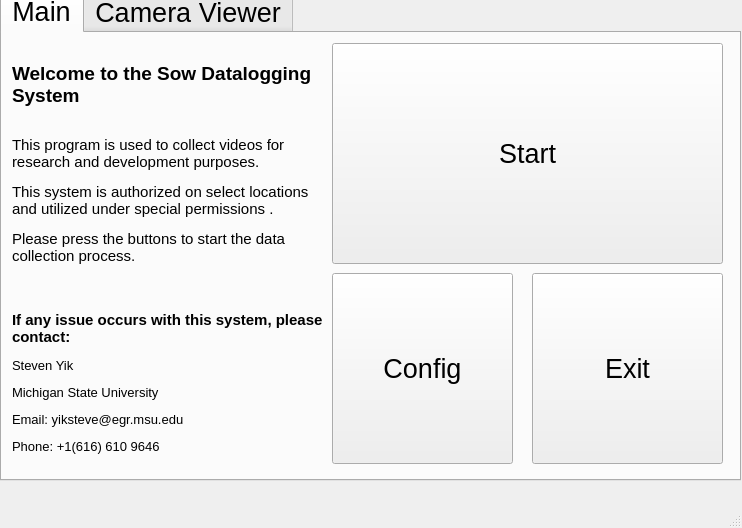
First picture: the form in src/mainwindow.ui, repository BenJacques/simkit.kinect, before the edit.
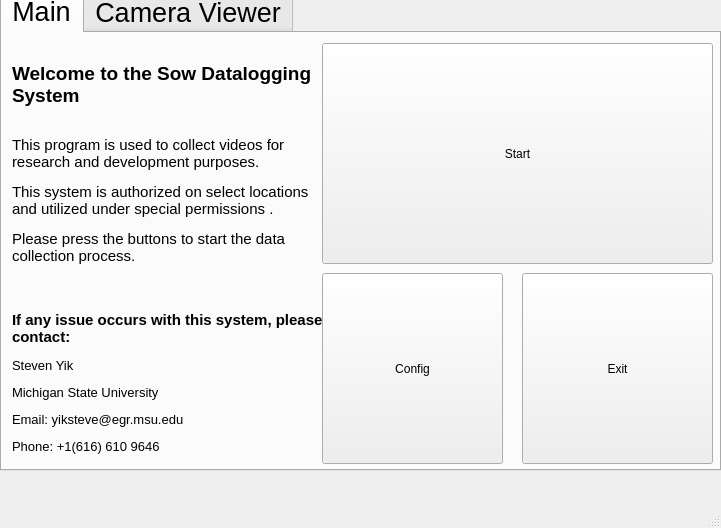
Second picture: the form after the edit.

Commit message: Made focus buttons easier to see.

Patch:
```diff
--- a/src/mainwindow.ui
+++ b/src/mainwindow.ui
@@ -9,7 +9,7 @@
    <rect>
     <x>0</x>
     <y>0</y>
-    <width>742</width>
+    <width>721</width>
     <height>528</height>
    </rect>
   </property>
@@ -27,8 +27,8 @@
      <rect>
       <x>0</x>
       <y>-10</y>
-      <width>741</width>
-      <height>491</height>
+      <width>721</width>
+      <height>481</height>
      </rect>
     </property>
     <property name="sizePolicy">
@@ -53,12 +53,21 @@
      <widget class="QPushButton" name="pushButton_Config">
       <property name="geometry">
        <rect>
-        <x>330</x>
+        <x>320</x>
         <y>240</y>
         <width>181</width>
         <height>191</height>
        </rect>
       </property>
+      <property name="styleSheet">
+       <string notr="true">QPushButton {
+	font: 20pt &quot;Ubuntu&quot;;
+}
+QPushButton:focus {
+    background-color: rgb(114, 159, 207);
+	font: 20pt &quot;Ubuntu&quot;;
+}</string>
+      </property>
       <property name="text">
        <string>Config</string>
       </property>
@@ -66,7 +75,7 @@
      <widget class="QPushButton" name="pushButton_Start">
       <property name="geometry">
        <rect>
-        <x>330</x>
+        <x>320</x>
         <y>10</y>
         <width>391</width>
         <height>221</height>
@@ -75,6 +84,15 @@
       <property name="autoFillBackground">
        <bool>false</bool>
       </property>
+      <property name="styleSheet">
+       <string notr="true">QPushButton {
+	font: 20pt &quot;Ubuntu&quot;;
+}
+QPushButton:focus {
+    background-color: rgb(114, 159, 207);
+	font: 20pt &quot;Ubuntu&quot;;
+}</string>
+      </property>
       <property name="text">
        <string>Start</string>
       </property>
@@ -82,12 +100,21 @@
      <widget class="QPushButton" name="pushButton_Exit">
       <property name="geometry">
        <rect>
-        <x>530</x>
+        <x>520</x>
         <y>240</y>
         <width>191</width>
         <height>191</height>
        </rect>
       </property>
+      <property name="styleSheet">
+       <string notr="true">QPushButton {
+	font: 20pt &quot;Ubuntu&quot;;
+}
+QPushButton:focus {
+    background-color: rgb(114, 159, 207);
+	font: 20pt &quot;Ubuntu&quot;;
+}</string>
+      </property>
       <property name="text">
        <string>Exit</string>
       </property>
```
Left out of the diff: 24 changed lines with no effect on the pictures.
